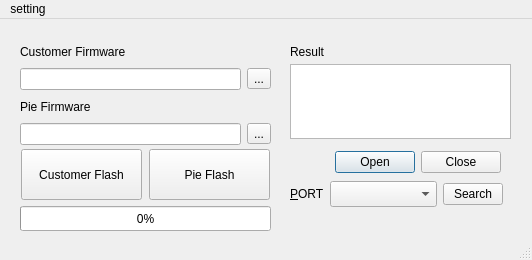
wangyixu12/Esp32DownloadTools, file mainForm.ui: the form before one commit.
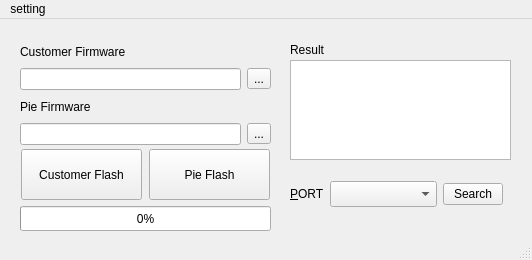
The form after the commit.

```diff
--- a/mainForm.ui
+++ b/mainForm.ui
@@ -111,7 +111,7 @@
       <x>290</x>
       <y>20</y>
       <width>221</width>
-      <height>101</height>
+      <height>121</height>
      </rect>
     </property>
     <layout class="QVBoxLayout" name="verticalLayout">
@@ -120,6 +120,12 @@
      </property>
      <item>
       <widget class="QLabel" name="label_4">
+       <property name="minimumSize">
+        <size>
+         <width>0</width>
+         <height>20</height>
+        </size>
+       </property>
        <property name="maximumSize">
         <size>
          <width>60</width>
@@ -139,29 +145,13 @@
        <property name="maximumSize">
         <size>
          <width>250</width>
-         <height>75</height>
+         <height>100</height>
         </size>
        </property>
       </widget>
      </item>
     </layout>
    </widget>
-   <widget class="QDialogButtonBox" name="portConnBtnBox">
-    <property name="geometry">
-     <rect>
-      <x>330</x>
-      <y>130</y>
-      <width>176</width>
-      <height>26</height>
-     </rect>
-    </property>
-    <property name="standardButtons">
-     <set>QDialogButtonBox::Close|QDialogButtonBox::Open</set>
-    </property>
-    <property name="centerButtons">
-     <bool>true</bool>
-    </property>
-   </widget>
    <widget class="QWidget" name="layoutWidget">
     <property name="geometry">
      <rect>
```
